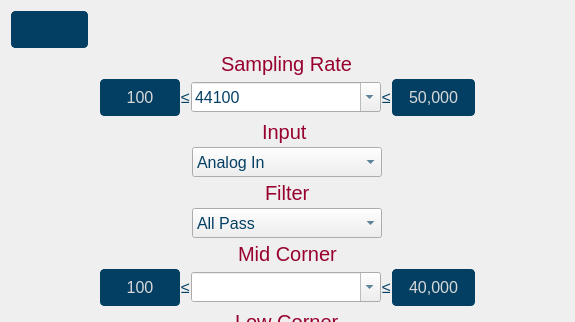
wyattduber/CyDAQ, file gui/qtdesigner/BasicOperationWidget.ui: the form before one commit; both pictures show x 0 to 575 and y 0 to 322 of the 575 by 622 pixel window.
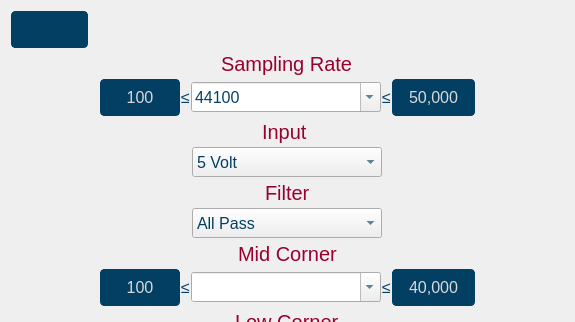
The form after the commit. Icons and pictures are not drawn.

What changed in the file:
```diff
--- a/gui/qtdesigner/BasicOperationWidget.ui
+++ b/gui/qtdesigner/BasicOperationWidget.ui
@@ -224,7 +224,7 @@
       </size>
      </property>
      <property name="currentIndex">
-      <number>3</number>
+      <number>0</number>
      </property>
      <item>
       <property name="text">
```
Left out of the diff: 20 changed lines with no effect on the pictures.
